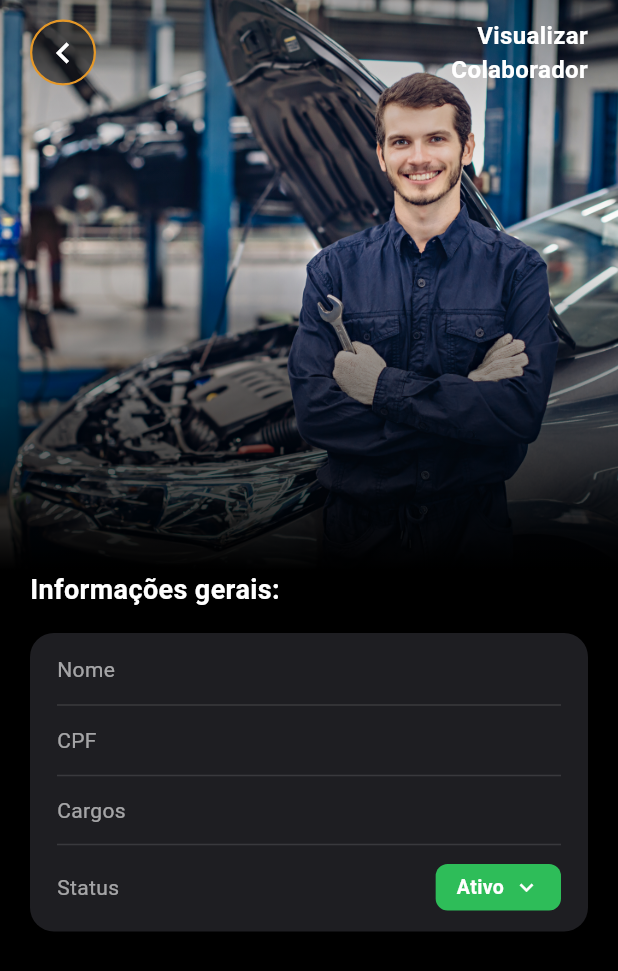
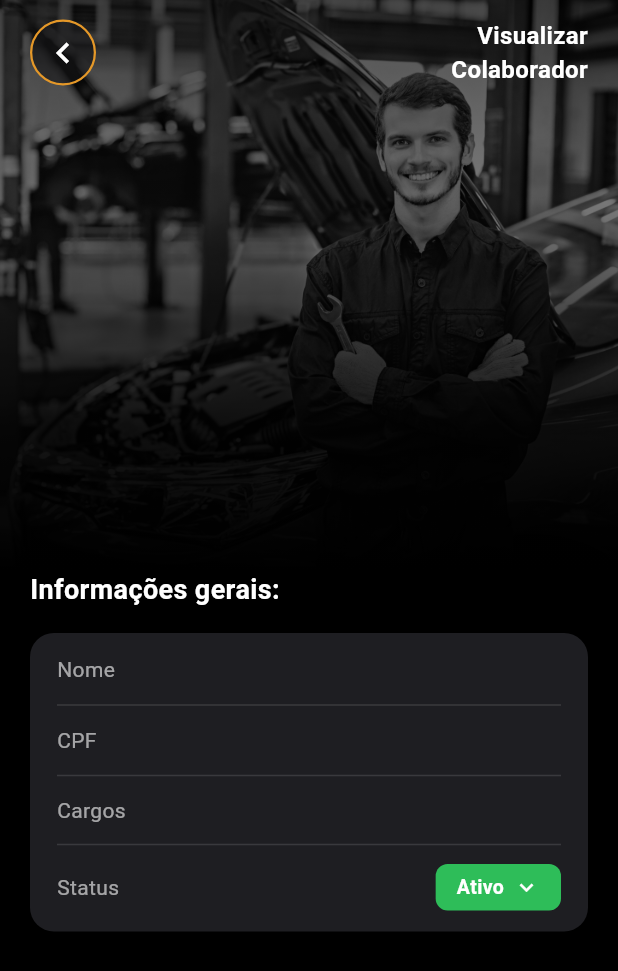
Before and after one commit to PI-TUAREGUE/Front-End, a Flutter app: the EmployeeDetailsPage screen opened directly with empty values, on a phone screen of 412 x 824 dp. Shown: the top 971 px of the screen. Run offline on Flutter 3.47's test engine with Material 3 defaults, Android fonts, the phone set to English and light mode, and no system bars; our stand-ins replace dio, google_fonts, shared_preferences; accounts and stored records are empty.

Commit message:
style(employees): aplica filtro preto e branco e escurecimento na imagem de detalhes

```diff
--- a/lib/views/pages/employee_details_page.dart
+++ b/lib/views/pages/employee_details_page.dart
@@ -258,12 +258,20 @@ class _EmployeeDetailsPageState extends State<EmployeeDetailsPage> {
           children: [
             Stack(
               children: [
-                Image.asset(
-                  'assets/images/mecanicoTelaDados.jpg',
-                  height: 380,
-                  width: double.infinity,
-                  fit: BoxFit.cover,
-                  alignment: Alignment.topCenter,
+                ColorFiltered(
+                  colorFilter: const ColorFilter.matrix(<double>[
+                    0.13, 0.43, 0.04, 0, 0,
+                    0.13, 0.43, 0.04, 0, 0,
+                    0.13, 0.43, 0.04, 0, 0,
+                    0, 0, 0, 1, 0,
+                  ]),
+                  child: Image.asset(
+                    'assets/images/mecanicoTelaDados.jpg',
+                    height: 380,
+                    width: double.infinity,
+                    fit: BoxFit.cover,
+                    alignment: Alignment.topCenter,
+                  ),
                 ),
                 Positioned.fill(
                   child: DecoratedBox(
@@ -272,12 +280,12 @@ class _EmployeeDetailsPageState extends State<EmployeeDetailsPage> {
                         begin: Alignment.topCenter,
                         end: Alignment.bottomCenter,
                         colors: [
-                          const Color(0x4D000000),
-                          Colors.transparent,
-                          const Color(0xB3000000),
+                          const Color(0x80000000),
+                          const Color(0x33000000),
+                          const Color(0xD9000000),
                           const Color(0xFF000000),
                         ],
-                        stops: const [0.0, 0.4, 0.85, 1.0],
+                        stops: const [0.0, 0.35, 0.75, 1.0],
                       ),
                     ),
                   ),
```
